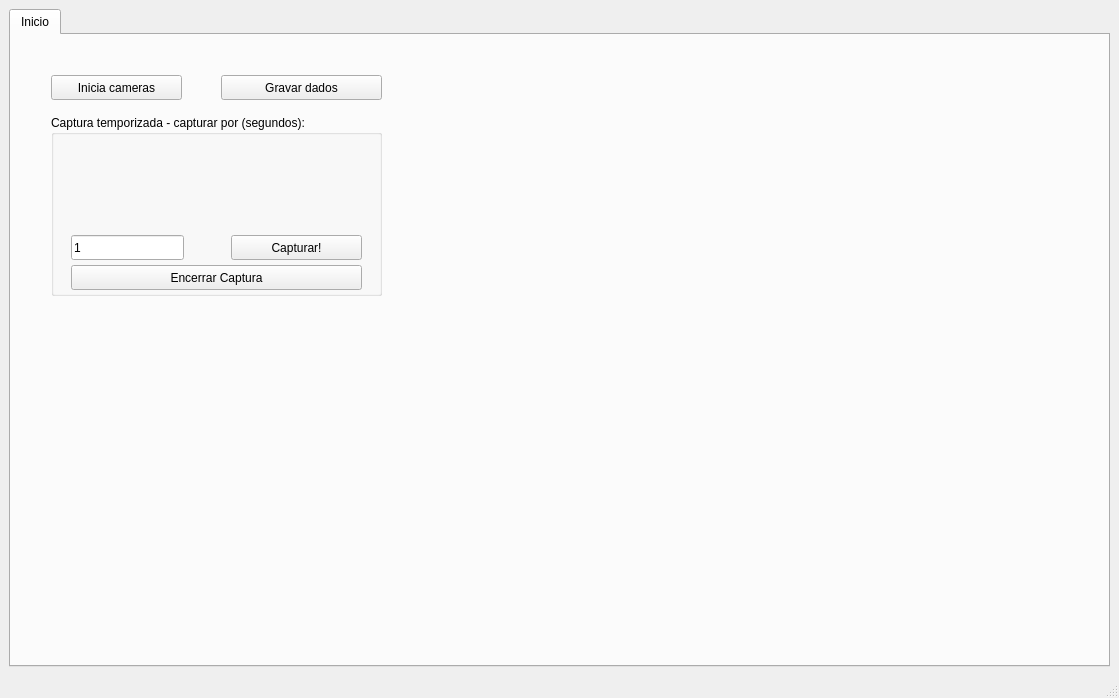
viniciusvidal2/Cameras_GRIn, file handset_gui/ui/main_window.ui: the form before one commit.
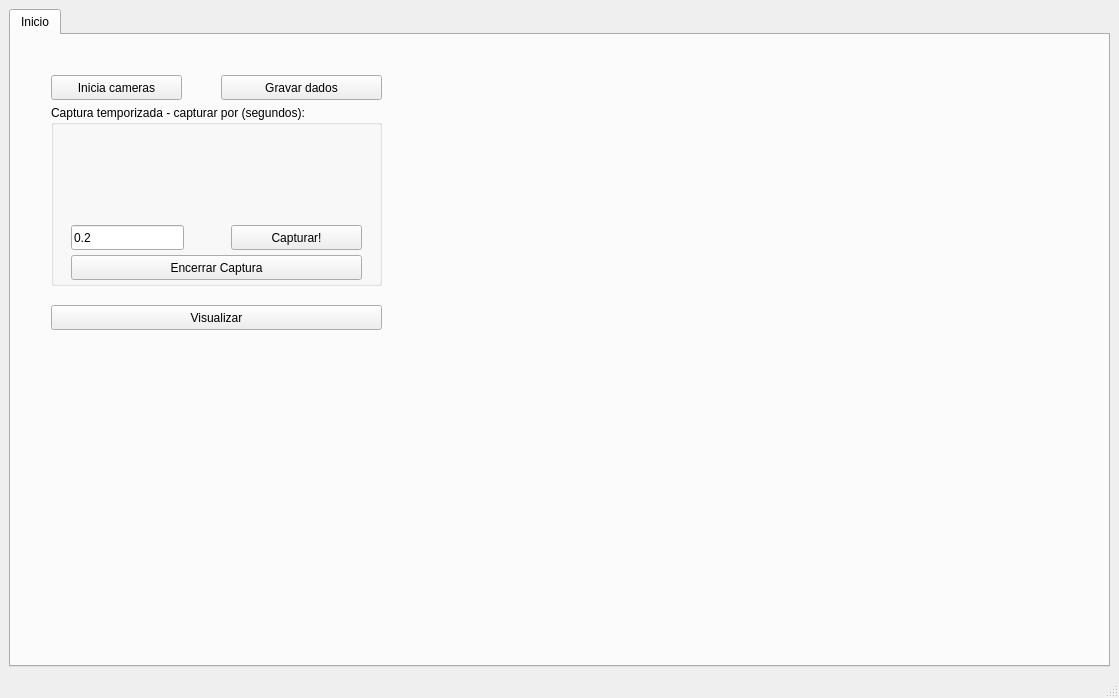
The form after the commit. Icons and pictures are not drawn.

Patch:
```diff
--- a/handset_gui/ui/main_window.ui
+++ b/handset_gui/ui/main_window.ui
@@ -57,7 +57,7 @@
         <property name="geometry">
          <rect>
           <x>40</x>
-          <y>80</y>
+          <y>70</y>
           <width>331</width>
           <height>181</height>
          </rect>
@@ -75,7 +75,7 @@
           </rect>
          </property>
          <property name="text">
-          <string>1</string>
+          <string>0.2</string>
          </property>
         </widget>
         <widget class="QPushButton" name="pushButton_capturar">
@@ -118,6 +118,19 @@
          <string>Gravar dados</string>
         </property>
        </widget>
+       <widget class="QPushButton" name="pushButton_visualizar">
+        <property name="geometry">
+         <rect>
+          <x>40</x>
+          <y>270</y>
+          <width>331</width>
+          <height>25</height>
+         </rect>
+        </property>
+        <property name="text">
+         <string>Visualizar</string>
+        </property>
+       </widget>
       </widget>
      </widget>
     </item>
```
